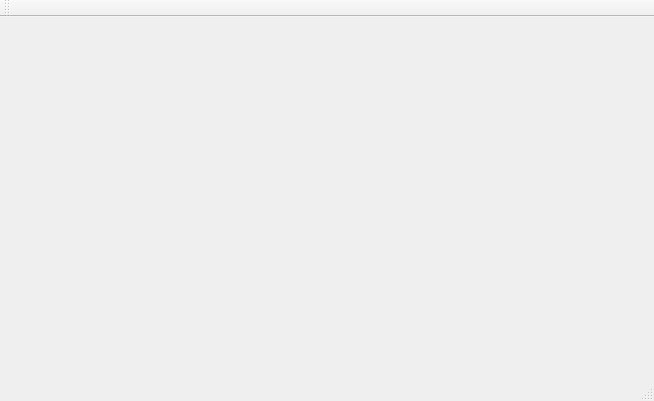
Qt form mainwindow.ui (MikeGus/polyline) before a commit.
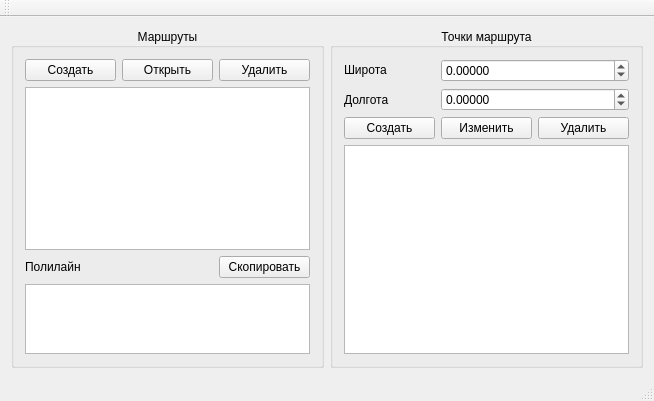
The same form after that commit.

The edit to the form file:
```diff
--- a/mainwindow.ui
+++ b/mainwindow.ui
@@ -14,7 +14,143 @@
    <string>Polyline application</string>
   </property>
   <widget class="QWidget" name="centralWidget">
-   <layout class="QHBoxLayout" name="horizontalLayout"/>
+   <layout class="QHBoxLayout" name="horizontalLayout">
+    <item>
+     <widget class="QGroupBox" name="routeGroupBox">
+      <property name="title">
+       <string>Маршруты</string>
+      </property>
+      <property name="alignment">
+       <set>Qt::AlignCenter</set>
+      </property>
+      <layout class="QGridLayout" name="gridLayout" rowstretch="1,8,1,1">
+       <item row="3" column="0" colspan="3">
+        <widget class="QTextBrowser" name="textBrowser"/>
+       </item>
+       <item row="0" column="1">
+        <widget class="QPushButton" name="openRouteButton">
+         <property name="text">
+          <string>Открыть</string>
+         </property>
+        </widget>
+       </item>
+       <item row="0" column="0">
+        <widget class="QPushButton" name="addRouteButton">
+         <property name="text">
+          <string>Создать</string>
+         </property>
+        </widget>
+       </item>
+       <item row="0" column="2">
+        <widget class="QPushButton" name="deleteRouteButton">
+         <property name="text">
+          <string>Удалить</string>
+         </property>
+        </widget>
+       </item>
+       <item row="1" column="0" colspan="3">
+        <widget class="QListView" name="listView"/>
+       </item>
+       <item row="2" column="2">
+        <widget class="QPushButton" name="copyPolylineButton">
+         <property name="text">
+          <string>Скопировать</string>
+         </property>
+        </widget>
+       </item>
+       <item row="2" column="0">
+        <widget class="QLabel" name="label">
+         <property name="text">
+          <string>Полилайн</string>
+         </property>
+        </widget>
+       </item>
+      </layout>
+     </widget>
+    </item>
+    <item>
+     <widget class="QGroupBox" name="pointGroupBox">
+      <property name="title">
+       <string>Точки маршрута</string>
+      </property>
+      <property name="alignment">
+       <set>Qt::AlignCenter</set>
+      </property>
+      <layout class="QGridLayout" name="gridLayout_2">
+       <item row="0" column="0">
+        <widget class="QLabel" name="label_2">
+         <property name="text">
+          <string>&lt;html&gt;&lt;head/&gt;&lt;body&gt;&lt;p&gt;Широта&lt;/p&gt;&lt;/body&gt;&lt;/html&gt;</string>
+         </property>
+        </widget>
+       </item>
+       <item row="0" column="1" colspan="2">
+        <widget class="QDoubleSpinBox" name="latitudeDoubleSpinBox">
+         <property name="decimals">
+          <number>5</number>
+         </property>
+         <property name="minimum">
+          <double>-90.000000000000000</double>
+         </property>
+         <property name="maximum">
+          <double>90.000000000000000</double>
+         </property>
+         <property name="singleStep">
+          <double>0.000010000000000</double>
+         </property>
+        </widget>
+       </item>
+       <item row="1" column="0">
+        <widget class="QLabel" name="label_3">
+         <property name="text">
+          <string>Долгота</string>
+         </property>
+        </widget>
+       </item>
+       <item row="1" column="1" colspan="2">
+        <widget class="QDoubleSpinBox" name="longitudeDoubleSpinBox">
+         <property name="decimals">
+          <number>5</number>
+         </property>
+         <property name="minimum">
+          <double>-180.000000000000000</double>
+         </property>
+         <property name="maximum">
+          <double>180.000000000000000</double>
+         </property>
+         <property name="singleStep">
+          <double>0.000010000000000</double>
+         </property>
+        </widget>
+       </item>
+       <item row="2" column="0">
+        <widget class="QPushButton" name="createWaypointButton">
+         <property name="text">
+          <string>Создать</string>
+         </property>
+        </widget>
+       </item>
+       <item row="2" column="1">
+        <widget class="QPushButton" name="changeWaypointButton">
+         <property name="text">
+          <string>Изменить</string>
+         </property>
+        </widget>
+       </item>
+       <item row="2" column="2">
+        <widget class="QPushButton" name="deleteWaypointButton">
+         <property name="text">
+          <string>Удалить</string>
+         </property>
+        </widget>
+       </item>
+       <item row="3" column="0" colspan="3">
+        <widget class="QListView" name="listView_2"/>
+       </item>
+      </layout>
+     </widget>
+    </item>
+   </layout>
   </widget>
   <widget class="QMenuBar" name="menuBar">
    <property name="geometry">
```
Left out of the diff: 2 changed lines with no effect on the pictures.
